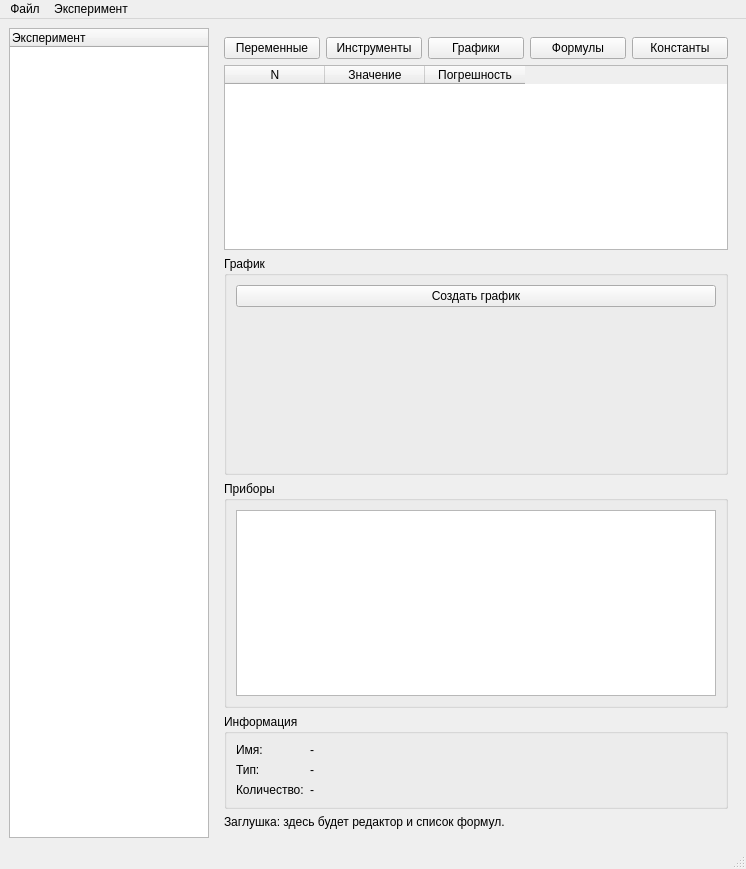
Before: the Qt Designer form mainwindow.ui in Kirikus/Experiments-2026S-Python, drawn with Qt 5.
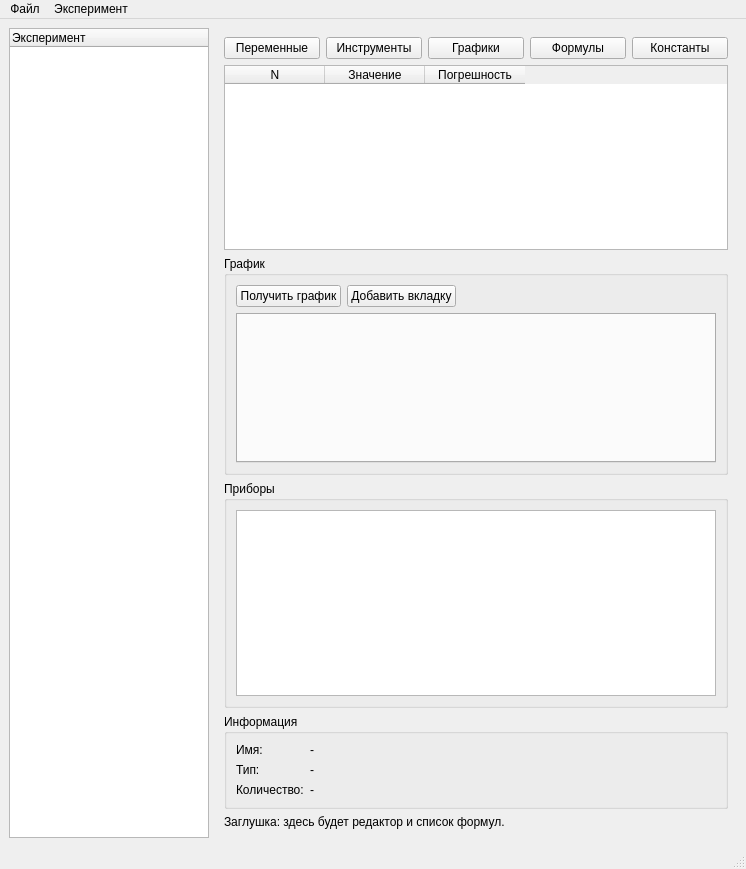
After: the same form once the commit is applied. Custom widgets are drawn as their Qt base class.

Commit message: Refactor plot tabs and line plot settings (ui files removed from tracking)

What changed in the file:
```diff
--- a/mainwindow.ui
+++ b/mainwindow.ui
@@ -101,14 +101,38 @@
          </property>
          <layout class="QVBoxLayout" name="verticalLayoutPlot">
           <item>
+           <layout class="QHBoxLayout" name="plotToolbarLayout">
+            <item>
+             <widget class="QPushButton" name="btnGetGraph">
+              <property name="text">
+               <string>Получить график</string>
+              </property>
+             </widget>
+            </item>
+            <item>
            <widget class="QPushButton" name="_btn_add_tab">
             <property name="text">
-             <string>Создать график</string>
+               <string>Добавить вкладку</string>
             </property>
            </widget>
           </item>
           <item>
-           <widget class="QChartView" name="plotChartView" native="true">
+             <spacer name="plotToolbarSpacer">
+              <property name="orientation">
+               <enum>Qt::Horizontal</enum>
+              </property>
+              <property name="sizeHint" stdset="0">
+               <size>
+                <width>40</width>
+                <height>20</height>
+               </size>
+              </property>
+             </spacer>
+            </item>
+           </layout>
+          </item>
+          <item>
+           <widget class="QTabWidget" name="plotTabs">
             <property name="minimumSize">
              <size>
               <width>200</width>
```
Lines whose indentation alone changed are shown as unchanged. The commit also changes 15 other files.
